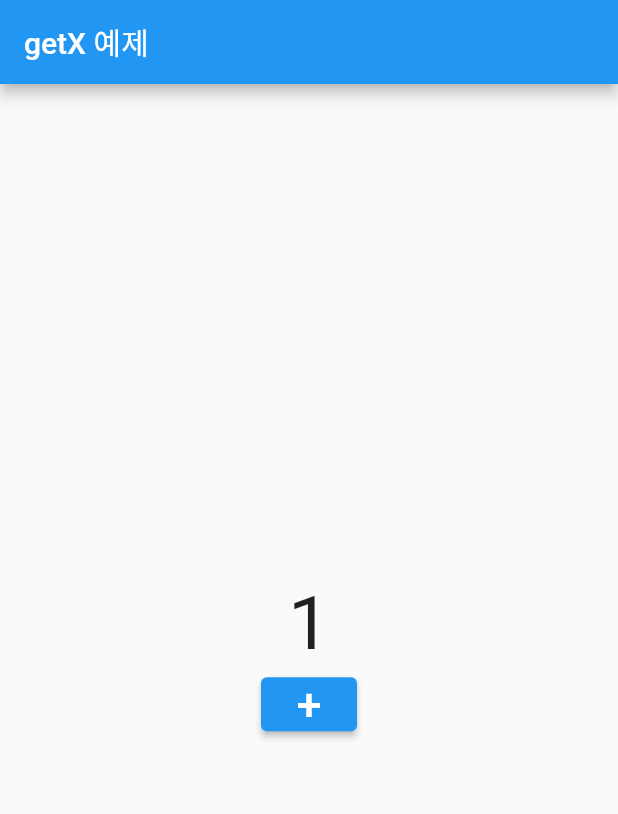
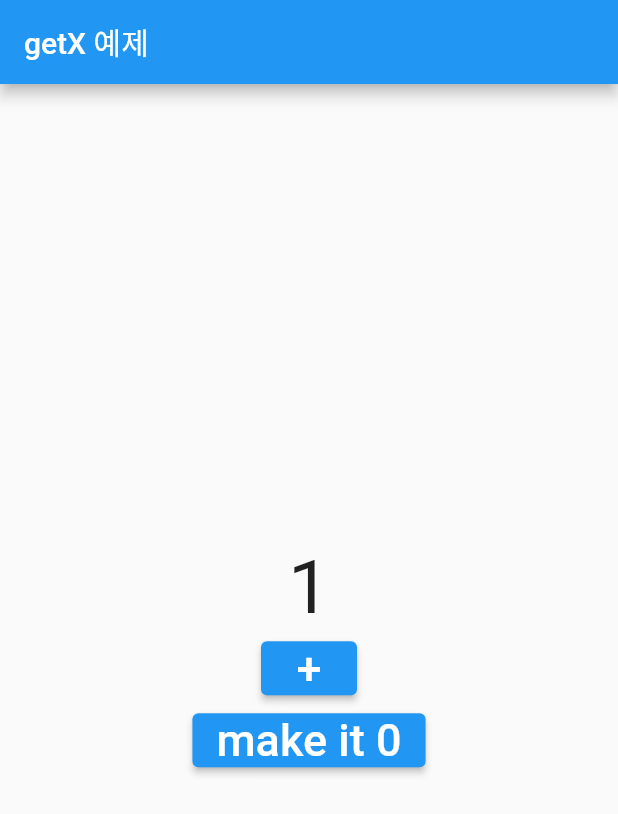
Before and after one commit to mi-fasol/getx, a Flutter app: the screen it shows after launch, after a tap on an icon or button, on a phone screen of 412 x 824 dp. Shown: the top 814 px of the screen. Run offline on Flutter 3.47's test engine with Material 2 defaults, Android fonts, the phone set to English and light mode, and no system bars; our stand-ins replace get.

Commit message:
feat: 0으로 만드는 버튼 추가

```diff
--- a/lib/controller/reactive_controller.dart
+++ b/lib/controller/reactive_controller.dart
@@ -5,4 +5,8 @@ class ReactiveController extends GetxController {
   void increase() {
     count++;
   }
+
+  void makeIt() {
+    count(0);
+  }
 }
--- a/lib/state/reactive_getx.dart
+++ b/lib/state/reactive_getx.dart
@@ -8,21 +8,32 @@ class ReactiveGetX extends StatelessWidget {
   @override
   Widget build(BuildContext context) {
     final controller = Get.put(ReactiveController());
-
     return Center(
         child: Column(
       mainAxisAlignment: MainAxisAlignment.center,
       children: [
         Obx(() => Text(
-              "${controller.count}",
+              "${controller.count.value}",
               style: const TextStyle(
                 fontSize: 50,
               ),
             )),
         ElevatedButton(
-            onPressed: controller.increase,
+            onPressed: () {
+              controller.increase();
+            },
             child: const Text(
               "+",
+              style: TextStyle(
+                fontSize: 30,
+              ),
+            )),
+        ElevatedButton(
+            onPressed: () {
+              controller.makeIt();
+            },
+            child: const Text(
+              "make it 0",
               style: TextStyle(
                 fontSize: 30,
               ),
```
